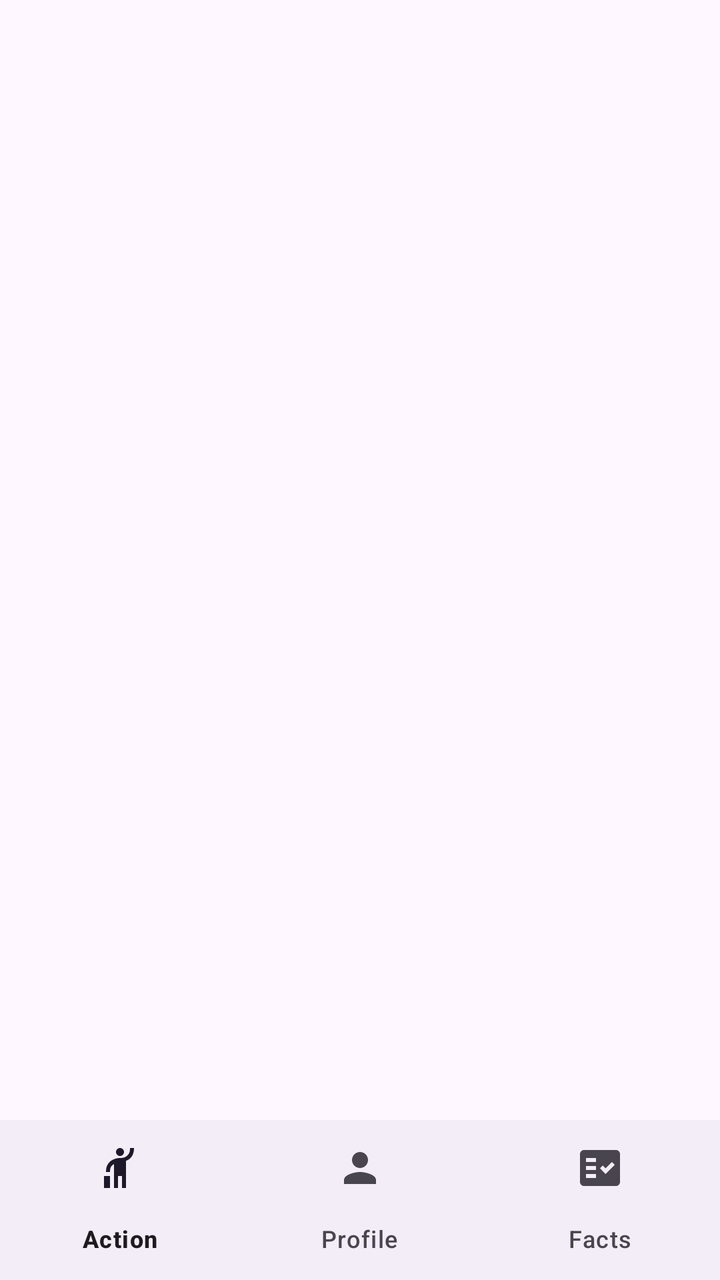
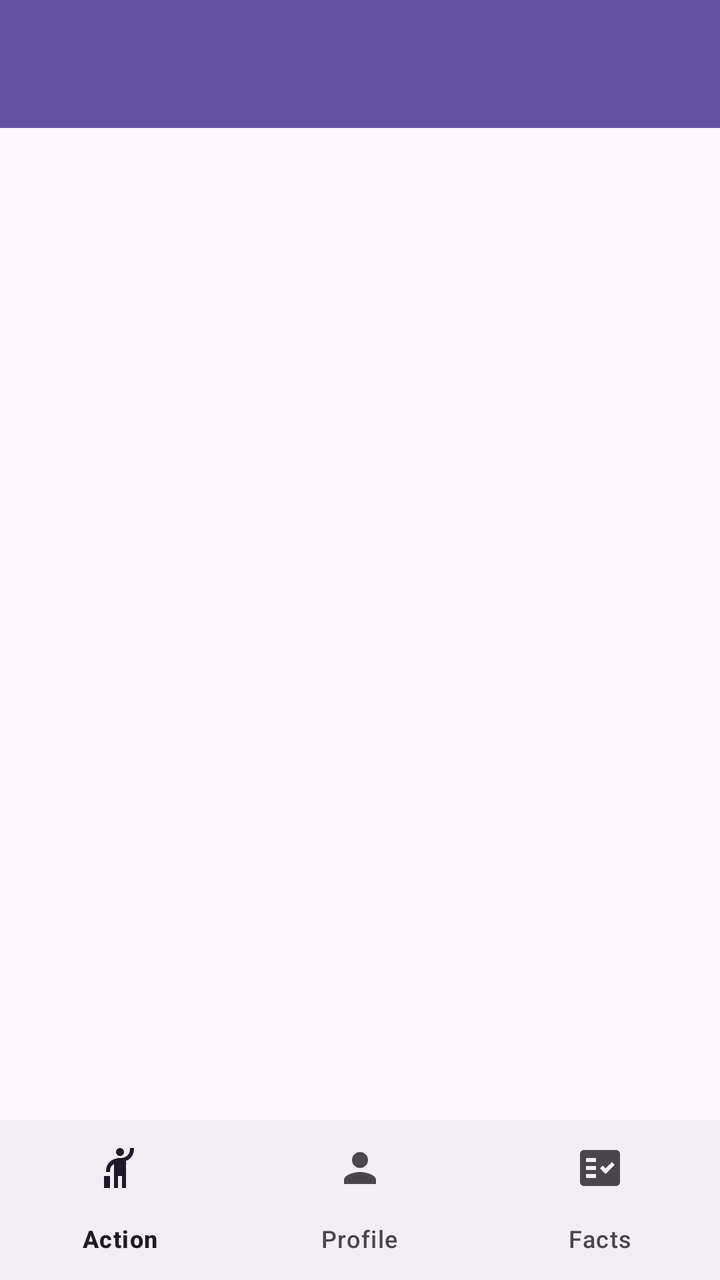

An Android layout rendered at two revisions. The XML below is the earlier revision; the diff shows what the commit changed to produce the second picture.
<!-- AndroidManifest.xml: application theme Theme.Carbonfootprint -->
<!-- res/layout/activity_main_page.xml -->
<?xml version="1.0" encoding="utf-8"?>
<androidx.constraintlayout.widget.ConstraintLayout xmlns:android="http://schemas.android.com/apk/res/android"
    xmlns:app="http://schemas.android.com/apk/res-auto"
    xmlns:tools="http://schemas.android.com/tools"
    android:id="@+id/main"
    android:layout_width="match_parent"
    android:layout_height="match_parent"
    tools:context=".MainPage">

    <RelativeLayout
        xmlns:android="http://schemas.android.com/apk/res/android"
        xmlns:app="http://schemas.android.com/apk/res-auto"
        xmlns:tools="http://schemas.android.com/tools"
        android:layout_width="match_parent"
        android:layout_height="match_parent"
        tools:context=".Activities.HomeActivity">

        
        <RelativeLayout
            android:id="@+id/relativelayout"
            android:layout_width="match_parent"
            android:layout_height="match_parent"
            android:layout_marginBottom="65dp"
            android:padding="5dp">
            
        </RelativeLayout>

        
        <com.google.android.material.bottomnavigation.BottomNavigationView
            android:id="@+id/bottom_navigation"
            android:layout_width="match_parent"
            android:layout_height="wrap_content"
            android:layout_alignParentBottom="true"
            app:menu="@menu/bottom_navigation_menu" />
    </RelativeLayout>
</androidx.constraintlayout.widget.ConstraintLayout>
<!-- resources referenced by this layout -->
<resources>
  <style name="Theme.Carbonfootprint" parent="Base.Theme.Carbonfootprint" />
  <style name="Base.Theme.Carbonfootprint" parent="Theme.Material3.DayNight.NoActionBar">
          
          
      </style>
</resources>

<!-- the commit's change to res/layout/activity_main_page.xml (unified diff, before → after) -->
@@ -8,24 +8,34 @@
     tools:context=".MainPage">
 
     <RelativeLayout
-        xmlns:android="http://schemas.android.com/apk/res/android"
-        xmlns:app="http://schemas.android.com/apk/res-auto"
-        xmlns:tools="http://schemas.android.com/tools"
         android:layout_width="match_parent"
         android:layout_height="match_parent"
         tools:context=".Activities.HomeActivity">
 
-        
+        <androidx.appcompat.widget.Toolbar
+            android:id="@+id/toolbar"
+            android:layout_width="match_parent"
+            android:layout_height="?attr/actionBarSize"
+            android:background="?attr/colorPrimary"
+            app:titleTextColor="@android:color/white"
+            android:elevation="4dp"/>
+
+        <RelativeLayout
+            android:id="@+id/innerrelativelayout"
+            android:layout_width="match_parent"
+            android:layout_height="match_parent"
+            android:layout_marginBottom="65dp"
+            android:padding="5dp">
+        </RelativeLayout>
+
         <RelativeLayout
             android:id="@+id/relativelayout"
             android:layout_width="match_parent"
             android:layout_height="match_parent"
             android:layout_marginBottom="65dp"
             android:padding="5dp">
-            
         </RelativeLayout>
 
-        
         <com.google.android.material.bottomnavigation.BottomNavigationView
             android:id="@+id/bottom_navigation"
             android:layout_width="match_parent"
